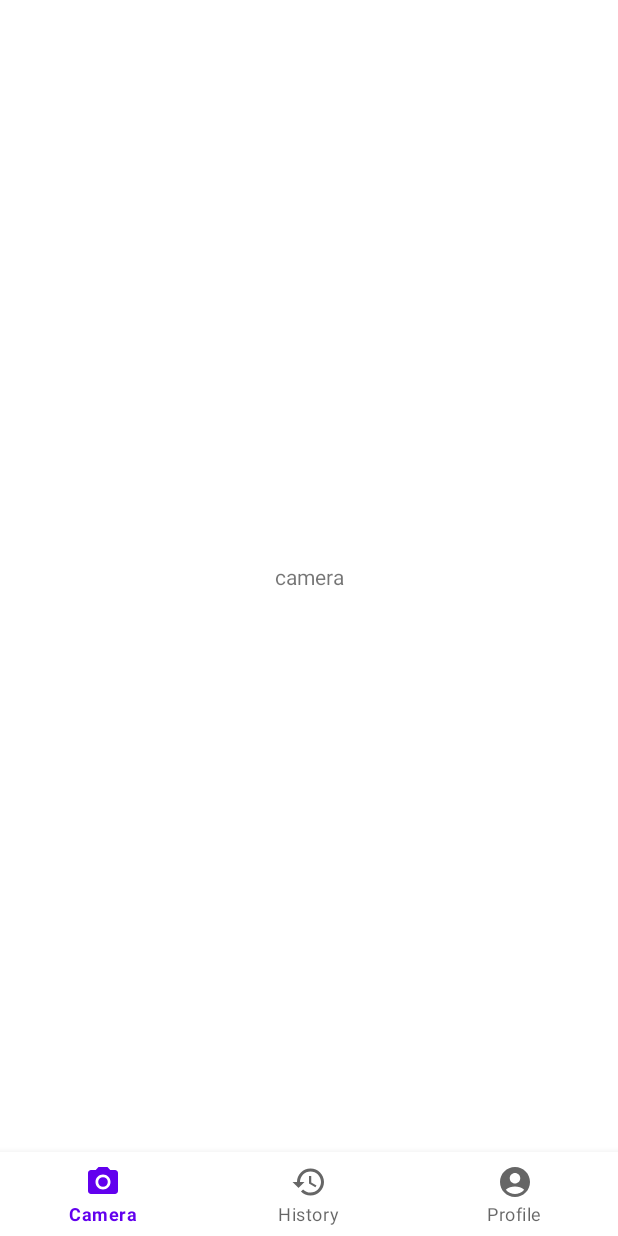
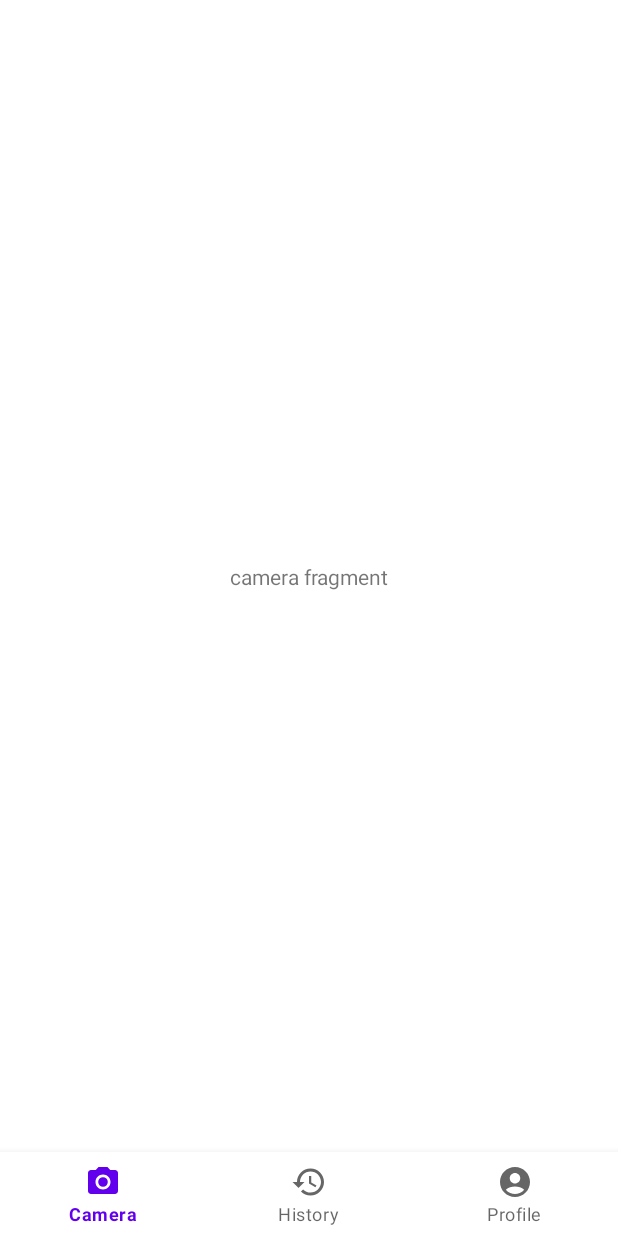
Before and after one commit to kttn54/Nutribite, an Android app: the screen it shows after launch (MainActivity), on a phone screen of 412 x 824 dp. Run offline under Robolectric (Android 15) with nearby library versions, the phone set to English and light mode, and no system bars; our stand-ins replace navigation-ui.

Commit message:
Test camera fragment

```diff
--- a/app/src/main/res/layout/fragment_camera.xml
+++ b/app/src/main/res/layout/fragment_camera.xml
@@ -10,7 +10,7 @@
     <TextView
         android:layout_width="wrap_content"
         android:layout_height="wrap_content"
-        android:text="camera"
+        android:text="camera fragment"
         app:layout_constraintStart_toStartOf="parent"
         app:layout_constraintEnd_toEndOf="parent"
         app:layout_constraintTop_toTopOf="parent"
```
